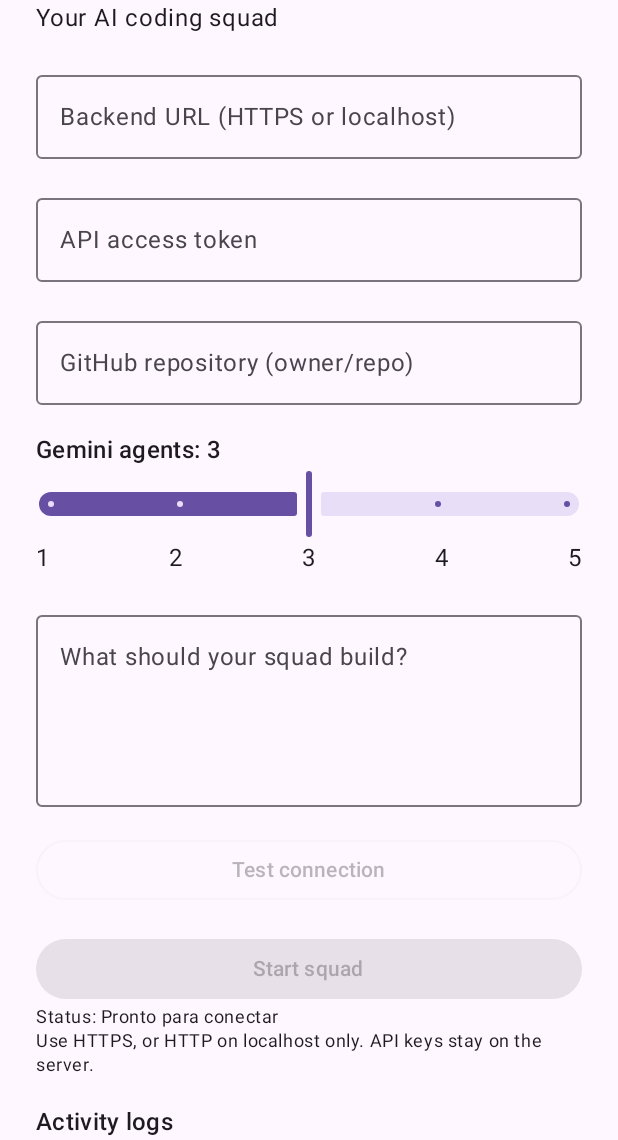
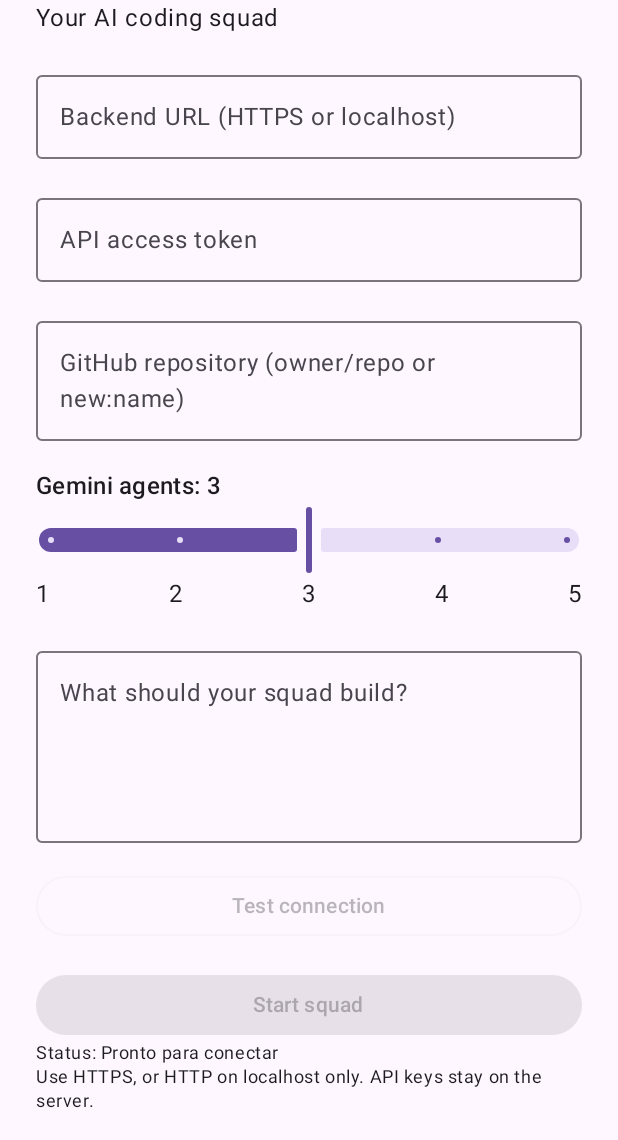
Before and after one commit to davineresmedeiros-dotcom/RepoSquad, an Android app built with Jetpack Compose: the screen it shows after launch (MainActivity), on a phone screen of 412 x 824 dp, the part 96-1236 px from its top. Run offline under Robolectric (Android 15) with nearby library versions, the phone set to English and light mode, and no system bars.

Commit message:
Expose new private repository creation in Android app

```diff
--- a/app/src/main/java/com/reposquad/app/MainActivity.kt
+++ b/app/src/main/java/com/reposquad/app/MainActivity.kt
@@ -150,7 +150,7 @@ private fun RepoSquadScreen() {
                     OutlinedTextField(
                         value = repo,
                         onValueChange = { repo = it },
-                        label = { Text("GitHub repository (owner/repo)") },
+                        label = { Text("GitHub repository (owner/repo or new:name)") },
                         modifier = Modifier.fillMaxWidth(),
                         singleLine = true
                     )
@@ -226,7 +226,7 @@ private fun RepoSquadScreen() {
                             }
                         },
                         enabled = !busy && !running && isAllowedBackendUrl(apiUrl) && apiToken.isNotBlank() &&
-                            repo.matches(Regex("^[A-Za-z0-9_.-]+/[A-Za-z0-9_.-]+$")) && task.isNotBlank(),
+                            repo.matches(Regex("^(?:[A-Za-z0-9_.-]+/[A-Za-z0-9_.-]+|new:[A-Za-z0-9_.-]+)$")) && task.isNotBlank(),
                         modifier = Modifier.fillMaxWidth()
                     ) { Text(if (busy) "Connecting..." else "Start squad") }
                     if (!running && !busy && jobId.isNotBlank() && isAllowedBackendUrl(apiUrl) && apiToken.isNotBlank()) {
```
